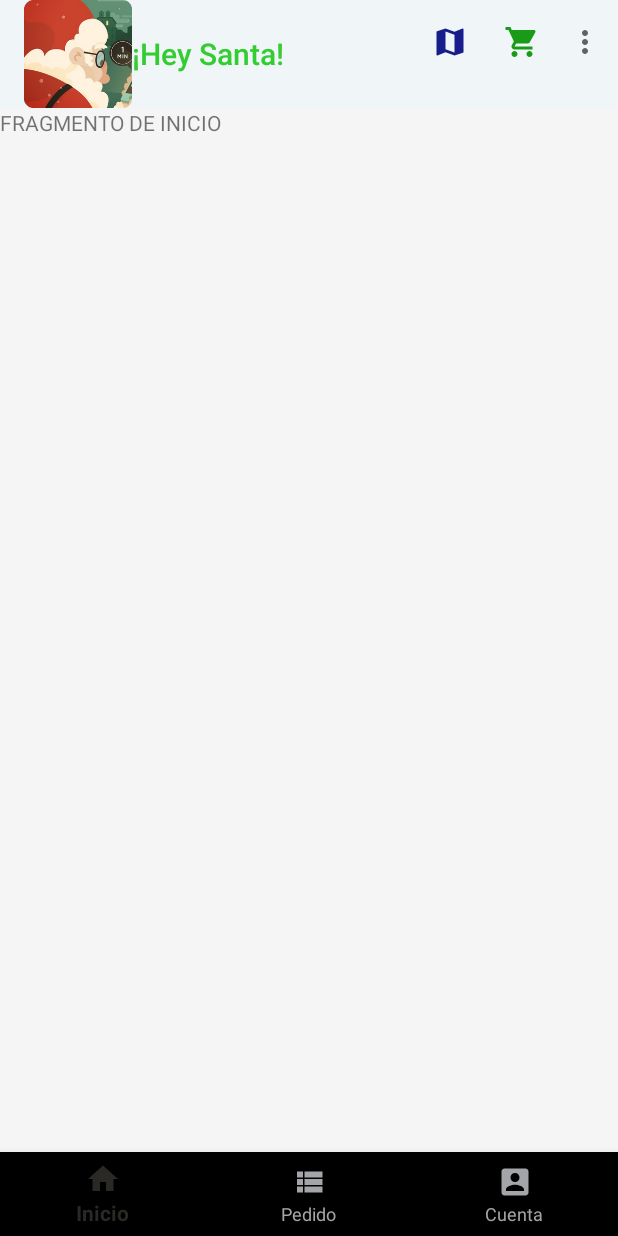
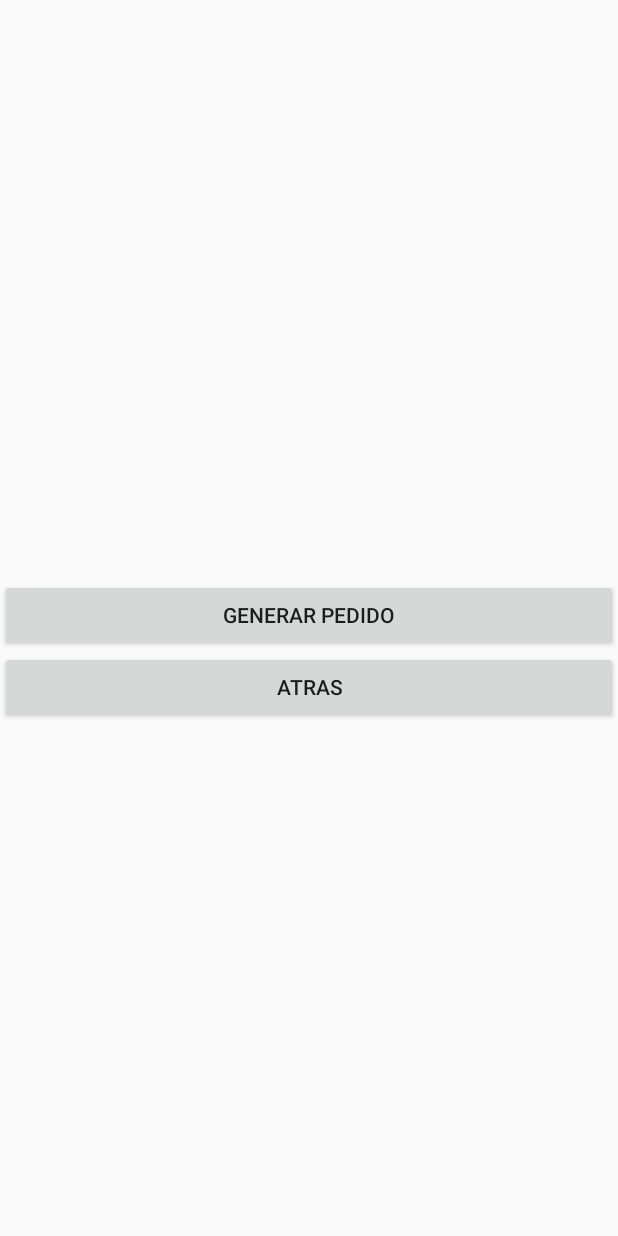
Before and after one commit to Magody/AndroidReference, an Android app: the screen it shows after launch (MainActivity before the commit, CarritoActivity after it), after a tap on "Carrito de compras", on a phone screen of 412 x 824 dp. Run offline under Robolectric (Android 15) with nearby library versions, the phone set to English and light mode, and no system bars.

Commit message:
Modulo Seguimiento con sus respectivas Activity

```diff
--- a/app/src/main/java/com/software2_grupo3/ingenieriasoftware2proyecto/MainActivity.java
+++ b/app/src/main/java/com/software2_grupo3/ingenieriasoftware2proyecto/MainActivity.java
@@ -12,14 +12,13 @@ import android.os.Bundle;
 import android.util.Log;
 import android.view.Menu;
 import android.view.MenuItem;
-import android.widget.Toast;
 
 import com.google.android.material.bottomnavigation.BottomNavigationView;
-import com.software2_grupo3.ingenieriasoftware2proyecto.Modelos.Utilidad;
 import com.software2_grupo3.ingenieriasoftware2proyecto.ModuloCuenta.CuentaFragment;
 import com.software2_grupo3.ingenieriasoftware2proyecto.ModuloGeografia.DireccionDeEntregaActivity;
 import com.software2_grupo3.ingenieriasoftware2proyecto.ModuloHome.InicioFragment;
 import com.software2_grupo3.ingenieriasoftware2proyecto.ModuloPedido.PedidoFragment;
+import com.software2_grupo3.ingenieriasoftware2proyecto.ModuloSeguimiento.CarritoActivity;
 
 import static android.util.Log.d;
 
@@ -119,7 +118,8 @@ public class MainActivity extends AppCompatActivity {
         switch (id) {
 
             case R.id.itemMenuClienteCarritoDeCompras:
-                Utilidad.mostrarToast(this, ""+1, Toast.LENGTH_SHORT);
+                //Utilidad.mostrarToast(this, ""+1, Toast.LENGTH_SHORT);
+                startActivity(new Intent(this, CarritoActivity.class));
                 return true;
             case R.id.itemMenuClienteDireccionDeEntrega:
                 startActivity(new Intent(this, DireccionDeEntregaActivity.class));
--- /dev/null
+++ b/app/src/main/java/com/software2_grupo3/ingenieriasoftware2proyecto/ModuloSeguimiento/CarritoActivity.java
@@ -0,0 +1,22 @@
+package com.software2_grupo3.ingenieriasoftware2proyecto.ModuloSeguimiento;
+
+import android.app.Activity;
+import android.content.Intent;
+import android.os.Bundle;
+import android.view.View;
+
+import androidx.fragment.app.FragmentActivity;
+
+import com.software2_grupo3.ingenieriasoftware2proyecto.R;
+
+public class CarritoActivity extends FragmentActivity {
+
+    protected void onCreate(Bundle savedInstanceState) {
+        super.onCreate(savedInstanceState);
+        setContentView(R.layout.activity_carrito);
+    }
+
+    public void abrirSeguimiento(View seguimiento) {
+        startActivity(new Intent(this, SeguimientoActivity.class));
+    }
+}
--- /dev/null
+++ b/app/src/main/res/layout/activity_carrito.xml
@@ -0,0 +1,24 @@
+<?xml version="1.0" encoding="utf-8"?>
+<LinearLayout xmlns:android="http://schemas.android.com/apk/res/android"
+    android:orientation="vertical" android:layout_width="match_parent"
+    android:layout_height="match_parent">
+
+    <TextView
+        android:id="@+id/textView2"
+        android:layout_width="match_parent"
+        android:layout_height="386dp" />
+
+    <Button
+        android:id="@+id/buttonGenPedido"
+        android:layout_width="match_parent"
+        android:layout_height="wrap_content"
+        android:onClick="abrirSeguimiento"
+        android:text="@string/stringGenerarPedido" />
+
+    <Button
+        android:id="@+id/button2"
+        android:layout_width="match_parent"
+        android:layout_height="wrap_content"
+        android:text="@string/stringAtras" />
+
+</LinearLayout>
--- a/app/src/main/res/menu/menu_cliente.xml
+++ b/app/src/main/res/menu/menu_cliente.xml
@@ -16,8 +16,7 @@
         android:id="@+id/itemMenuClienteCarritoDeCompras"
         android:icon="@drawable/ic_shopping_cart_green_24dp"
         android:title="@string/textoCarritoDeCompras"
-        app:showAsAction="ifRoom"
-        />
+        app:showAsAction="ifRoom" />
 
 
 
--- a/app/src/main/res/values/strings.xml
+++ b/app/src/main/res/values/strings.xml
@@ -18,6 +18,13 @@
     <string name="stringVolver">Volver</string>
     <string name="stringConfirmar">Confirmar</string>
     <string name="stringAceptar">Aceptar</string>
+    <string name="stringGenerarPedido">Generar Pedido</string>
+    <string name="stringAtras">ATRAS</string>
+    <string name="stringNumeroPedido">###</string>
+    <string name="stringEstado">Estado:</string>
+    <string name="stringEstablecimiento">En Establecimiento</string>
+    <string name="stringRecogido">Recogido</string>
+    <string name="stringEntregado">Entregado</string>
 
 
     <!--Texto-->
@@ -28,6 +35,7 @@
     Cuando finalice presione el botón de Confirmar</string>
     <string name="textoTituloPermisoDeUbicacion">Permisos de ubicacion</string>
     <string name="textoUbicacionActual">Ubicación actual</string>
+    <string name="stringIndicarNumero">Su número de pedido es:</string>
 
 
     <!--Mensajes-->
@@ -40,4 +48,5 @@
     <string name="errorNoSePudoLeerLaPosicion">Hubo un error al leer la posición, reinicie la aplicación y asegúrese de activar el GPS.</string>
 
 
+
 </resources>
```
Also changed, not shown: app/src/main/AndroidManifest.xml (+10 -5 lines), app/src/main/java/com/software2_grupo3/ingenieriasoftware2proyecto/ModuloSeguimiento/SeguimientoActivity.java (added, +15 -0 lines), app/src/main/java/com/software2_grupo3/ingenieriasoftware2proyecto/ModuloSeguimiento/SeguimientoContracts.java (added, +21 -0 lines), app/src/main/java/com/software2_grupo3/ingenieriasoftware2proyecto/ModuloSeguimiento/SeguimientoInteractor.java (added, +20 -0 lines), app/src/main/res/layout/activity_seguimiento.xml (added, +61 -0 lines).
